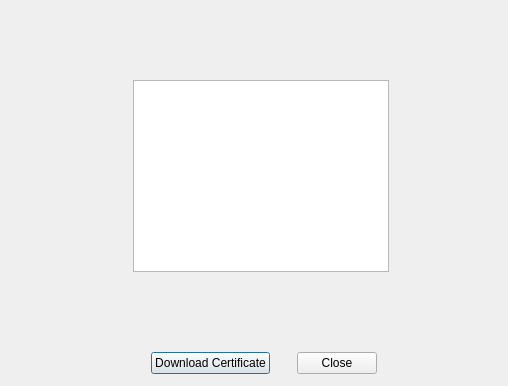
The window that coronAppli/dialogpdf.ui (EquipeNord/Coronavirus) describes before a commit, drawn with Qt 5.
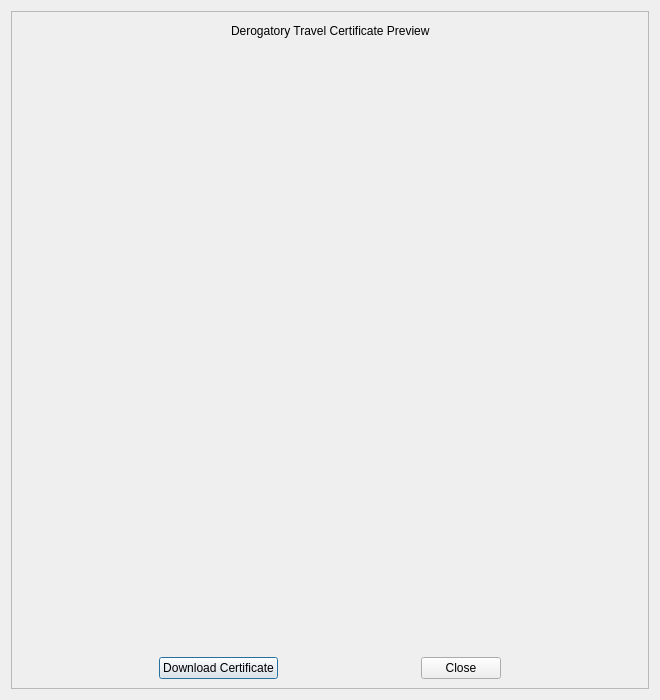
The same window after the commit.

```diff
--- a/coronAppli/dialogpdf.ui
+++ b/coronAppli/dialogpdf.ui
@@ -6,22 +6,150 @@
    <rect>
     <x>0</x>
     <y>0</y>
-    <width>508</width>
-    <height>386</height>
+    <width>660</width>
+    <height>700</height>
    </rect>
   </property>
+  <property name="minimumSize">
+   <size>
+    <width>660</width>
+    <height>700</height>
+   </size>
+  </property>
+  <property name="maximumSize">
+   <size>
+    <width>660</width>
+    <height>700</height>
+   </size>
+  </property>
   <property name="windowTitle">
    <string>Dialog | Download Certificate</string>
   </property>
-  <widget class="QWidget" name="">
+  <layout class="QVBoxLayout" name="verticalLayout_4">
+   <item>
+    <widget class="QScrollArea" name="scrollArea">
+     <property name="widgetResizable">
+      <bool>true</bool>
+     </property>
+     <widget class="QWidget" name="scrollAreaWidgetContents">
    <property name="geometry">
     <rect>
-     <x>130</x>
-     <y>350</y>
-     <width>268</width>
-     <height>27</height>
-    </rect>
-   </property>
+        <x>0</x>
+        <y>0</y>
+        <width>640</width>
+        <height>680</height>
+       </rect>
+      </property>
+      <layout class="QVBoxLayout" name="verticalLayout_3">
+       <item>
+        <layout class="QHBoxLayout" name="horizontalLayout_5">
+         <item>
+          <layout class="QVBoxLayout" name="verticalLayout_2">
+           <item>
+            <layout class="QHBoxLayout" name="horizontalLayout_3">
+             <item>
+              <spacer name="horizontalSpacer_6">
+               <property name="orientation">
+                <enum>Qt::Horizontal</enum>
+               </property>
+               <property name="sizeHint" stdset="0">
+                <size>
+                 <width>40</width>
+                 <height>20</height>
+                </size>
+               </property>
+              </spacer>
+             </item>
+             <item>
+              <widget class="QLabel" name="label">
+               <property name="text">
+                <string>Derogatory Travel Certificate Preview</string>
+               </property>
+              </widget>
+             </item>
+             <item>
+              <spacer name="horizontalSpacer_7">
+               <property name="orientation">
+                <enum>Qt::Horizontal</enum>
+               </property>
+               <property name="sizeHint" stdset="0">
+                <size>
+                 <width>40</width>
+                 <height>20</height>
+                </size>
+               </property>
+              </spacer>
+             </item>
+            </layout>
+           </item>
+           <item>
+            <spacer name="verticalSpacer">
+             <property name="orientation">
+              <enum>Qt::Vertical</enum>
+             </property>
+             <property name="sizeHint" stdset="0">
+              <size>
+               <width>20</width>
+               <height>40</height>
+              </size>
+             </property>
+            </spacer>
+           </item>
+           <item>
+            <layout class="QVBoxLayout" name="verticalLayout">
+             <item>
+              <layout class="QHBoxLayout" name="horizontalLayout_2">
+               <item>
+                <spacer name="horizontalSpacer_3">
+                 <property name="orientation">
+                  <enum>Qt::Horizontal</enum>
+                 </property>
+                 <property name="sizeHint" stdset="0">
+                  <size>
+                   <width>40</width>
+                   <height>20</height>
+                  </size>
+                 </property>
+                </spacer>
+               </item>
+               <item>
+                <widget class="QLabel" name="labelPixmap">
+                 <property name="text">
+                  <string/>
+                 </property>
+                </widget>
+               </item>
+               <item>
+                <spacer name="horizontalSpacer_4">
+                 <property name="orientation">
+                  <enum>Qt::Horizontal</enum>
+                 </property>
+                 <property name="sizeHint" stdset="0">
+                  <size>
+                   <width>40</width>
+                   <height>20</height>
+                  </size>
+                 </property>
+                </spacer>
+               </item>
+              </layout>
+             </item>
+            </layout>
+           </item>
+           <item>
+            <spacer name="verticalSpacer_2">
+             <property name="orientation">
+              <enum>Qt::Vertical</enum>
+             </property>
+             <property name="sizeHint" stdset="0">
+              <size>
+               <width>20</width>
+               <height>40</height>
+              </size>
+             </property>
+            </spacer>
+           </item>
+           <item>
    <layout class="QHBoxLayout" name="horizontalLayout">
     <item>
      <spacer name="horizontalSpacer">
@@ -77,85 +205,16 @@
      </spacer>
     </item>
    </layout>
-  </widget>
-  <widget class="QWidget" name="">
-   <property name="geometry">
-    <rect>
-     <x>60</x>
-     <y>10</y>
-     <width>401</width>
-     <height>331</height>
-    </rect>
-   </property>
-   <layout class="QVBoxLayout" name="verticalLayout">
-    <item>
-     <spacer name="verticalSpacer_2">
-      <property name="orientation">
-       <enum>Qt::Vertical</enum>
-      </property>
-      <property name="sizeHint" stdset="0">
-       <size>
-        <width>20</width>
-        <height>40</height>
-       </size>
-      </property>
-     </spacer>
-    </item>
-    <item>
-     <layout class="QHBoxLayout" name="horizontalLayout_2">
-      <item>
-       <spacer name="horizontalSpacer_3">
-        <property name="orientation">
-         <enum>Qt::Horizontal</enum>
-        </property>
-        <property name="sizeHint" stdset="0">
-         <size>
-          <width>40</width>
-          <height>20</height>
-         </size>
-        </property>
-       </spacer>
-      </item>
-      <item>
-       <widget class="QTextEdit" name="textEditPreview">
-        <property name="maximumSize">
-         <size>
-          <width>400</width>
-          <height>400</height>
-         </size>
-        </property>
-       </widget>
-      </item>
-      <item>
-       <spacer name="horizontalSpacer_4">
-        <property name="orientation">
-         <enum>Qt::Horizontal</enum>
-        </property>
-        <property name="sizeHint" stdset="0">
-         <size>
-          <width>40</width>
-          <height>20</height>
-         </size>
-        </property>
-       </spacer>
-      </item>
-     </layout>
-    </item>
-    <item>
-     <spacer name="verticalSpacer">
-      <property name="orientation">
-       <enum>Qt::Vertical</enum>
-      </property>
-      <property name="sizeHint" stdset="0">
-       <size>
-        <width>20</width>
-        <height>40</height>
-       </size>
-      </property>
-     </spacer>
-    </item>
-   </layout>
-  </widget>
+           </item>
+          </layout>
+         </item>
+        </layout>
+       </item>
+      </layout>
+     </widget>
+    </widget>
+   </item>
+  </layout>
  </widget>
  <resources/>
  <connections/>
```
Lines whose indentation alone changed are shown as unchanged.
